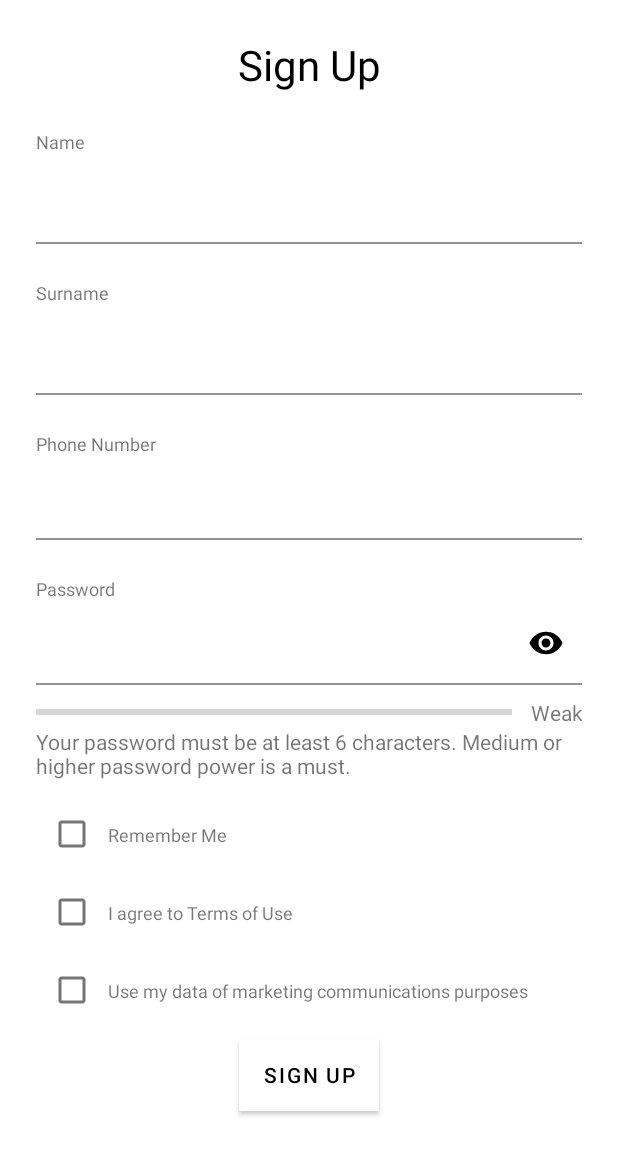
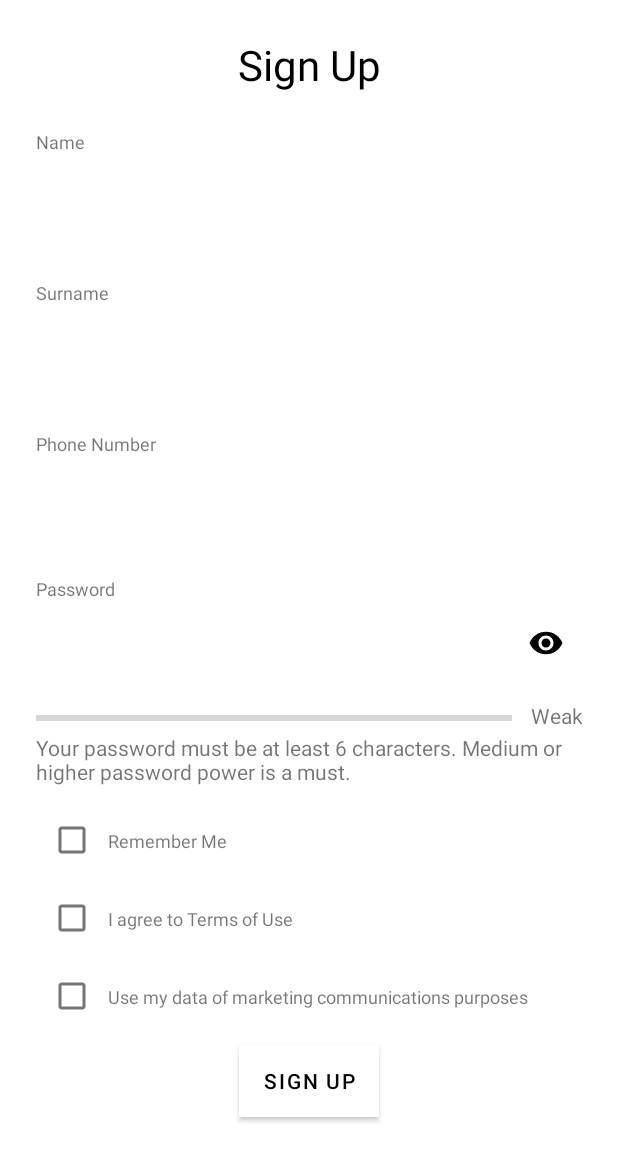
Before and after one commit to Berkavc/simpleApplicationStarterTools, an Android app: the SignUpFragment screen opened through its navigation route, on a phone screen of 412 x 824 dp. Shown: the top 1161 px of the screen. Run offline under Robolectric (Android 15) with nearby library versions, the phone set to English and light mode, and no system bars; our stand-ins replace Dagger/Hilt's generated code, Room's generated code, Timber, data binding; 1 statement that could not run was skipped.

Commit message:
Dialog Fragment initalization.

```diff
--- a/app/src/main/java/com/example/b2CFinancialApp/di/components/FragmentComponent.kt
+++ b/app/src/main/java/com/example/b2CFinancialApp/di/components/FragmentComponent.kt
@@ -3,6 +3,7 @@ package com.example.b2CFinancialApp.di.components
 import com.example.b2CFinancialApp.di.modules.FragmentModule
 import com.example.b2CFinancialApp.di.scopes.PerFragment
 import com.example.b2CFinancialApp.ui.login.LoginFragment
+import com.example.b2CFinancialApp.ui.popups.signup.TermsOfUseFragment
 import com.example.b2CFinancialApp.ui.signup.SignUpFragment
 import com.example.b2CFinancialApp.viewmodel.ViewModelModule
 import dagger.Component
@@ -17,4 +18,5 @@ interface FragmentComponent {
 
     fun inject(fragment: LoginFragment)
     fun inject(fragment: SignUpFragment)
+    fun inject(fragment: TermsOfUseFragment)
 }
--- a/app/src/main/java/com/example/b2CFinancialApp/ui/signup/SignUpFragment.kt
+++ b/app/src/main/java/com/example/b2CFinancialApp/ui/signup/SignUpFragment.kt
@@ -7,10 +7,13 @@ import android.text.TextWatcher
 import android.view.View
 import android.widget.TextView
 import android.widget.Toast
+import androidx.navigation.NavDirections
 import androidx.navigation.Navigation
 import com.example.b2CFinancialApp.R
 import com.example.b2CFinancialApp.databinding.FragmentSignUpBinding
+import com.example.b2CFinancialApp.models.signup.SignUpState
 import com.example.b2CFinancialApp.ui.BaseFragment
+import com.example.b2CFinancialApp.ui.login.LoginFragmentDirections
 import com.example.b2CFinancialApp.utils.PasswordStrength
 import com.example.b2CFinancialApp.utils.observe
 import com.example.b2CFinancialApp.utils.viewBinding
@@ -25,16 +28,48 @@ class SignUpFragment : BaseFragment(R.layout.fragment_sign_up), TextWatcher {
         super.onViewCreated(view, savedInstanceState)
         fragmentComponent().inject(this)
         signUpViewModel = viewModel(viewModelFactory) {
-            observe(passwordCheck, ::checkPassword)
-            observe(termsOfUseCheck, ::checkTermsOfUse)
+            observe(termsOfUseClicked, ::onTermsOfUseClicked)
+            observe(signUpClicked, ::onSignUpClicked)
+            observe(marketingPermissionClicked, ::onMarketingPermissionClicked)
         }
+        binding.lifecycleOwner = this
+        binding.viewModel = signUpViewModel
         arrangeUI()
     }
 
+    private fun onSignUpClicked(signUpClicked: Boolean?) {
+        if(signUpClicked == true) {
+            if (signUpViewModel.passwordCheck.value == true && binding.checkboxTermsOfUse.isChecked) {
+                if (binding.checkboxRememberMe.isChecked) {
+                    navigateToNextFragment(SignUpFragmentDirections.actionFromSignUpToLogin(
+                            binding.editTextPhoneNumber.text.toString()))
+                } else {
+                    navigateToNextFragment(SignUpFragmentDirections.actionFromSignUpToLogin())
+                }
+            } else {
+                if (signUpViewModel.passwordCheck.value == false) {
+                    Toast.makeText(context, "Your password is too weak to continue!", Toast.LENGTH_SHORT).show()
+                }
+                else {
+                    Toast.makeText(context, "Please read and check Terms of Use", Toast.LENGTH_SHORT).show()
+                }
+            }
+        }
+    }
+
+    private fun onTermsOfUseClicked(termsOfUseClicked: Boolean?) {
+        if (termsOfUseClicked == true){
+            navigateToNextFragment(SignUpFragmentDirections.actionSignUpFragmentToTermsOfUseFragment())
+        }
+    }
+
+    private fun onMarketingPermissionClicked(marketingPermissionClicked: Boolean?) {
+        if (marketingPermissionClicked == true) {
+            navigateToNextFragment(SignUpFragmentDirections.actionSignUpFragmentToTermsOfUseFragment())
+        }
+    }
+
     private fun arrangeUI() {
-        // Get argument from fragment
-        // val args = MainFragmentArgs.fromBundle(requireArguments()).myArg
-        // binding.textViewFragmentDummyTitle.text = args.toString()
         val password = binding.editTextPassword
         val termsOfUsageCheckbox = binding.checkboxTermsOfUse
         val rememberMeCheckbox = binding.checkboxRememberMe
@@ -51,41 +86,6 @@ class SignUpFragment : BaseFragment(R.layout.fragment_sign_up), TextWatcher {
             if (isChecked) {
                 signUpViewModel.rememberMeCheck.value = true
             }
-        }
-
-        binding.buttonSignUp.setOnClickListener {
-            if (signUpViewModel.passwordCheck.value == true && signUpViewModel.termsOfUseCheck.value == true) {
-                if (signUpViewModel.rememberMeCheck.value == true) {
-                    val action =
-                        SignUpFragmentDirections.actionFromSignUpToLogin(
-                            binding.editTextPhoneNumber.text.toString()
-                        )
-                    Navigation.findNavController(it).navigate(action)
-                } else {
-                    val action =
-                        SignUpFragmentDirections.actionFromSignUpToLogin()
-                    Navigation.findNavController(it).navigate(action)
-                }
-            } else {
-                if (signUpViewModel.passwordCheck.value == false) {
-                    Toast.makeText(context, "Your password is too weak to continue!", Toast.LENGTH_SHORT).show()
-                }
-                else {
-                    Toast.makeText(context, "Please read and check Terms of Use", Toast.LENGTH_SHORT).show()
-                }
-            }
-        }
-    }
-
-    private fun checkPassword(checkPasswordControl: Boolean?) {
-        if (checkPasswordControl == true) {
-
-        }
-    }
-
-    private fun checkTermsOfUse(checkTermsOfUseControl: Boolean?) {
-        if (checkTermsOfUseControl == true) {
-
         }
     }
 
@@ -119,13 +119,13 @@ class SignUpFragment : BaseFragment(R.layout.fragment_sign_up), TextWatcher {
 
         progressBar.progressDrawable.setColorFilter(str.color, android.graphics.PorterDuff.Mode.SRC_IN)
         when {
-            context?.let { str.getText(it) } == "Weak" -> {
+            context?.let { str.getText(it) } == SignUpState.WEAK.value -> {
                 progressBar.progress = 25
             }
-            context?.let { str.getText(it) } == "Medium" -> {
+            context?.let { str.getText(it) } == SignUpState.MEDIUM.value -> {
                 progressBar.progress = 50
             }
-            context?.let { str.getText(it) } == "Strong" -> {
+            context?.let { str.getText(it) } == SignUpState.STRONG.value -> {
                 progressBar.progress = 75
             }
             else -> {
@@ -134,4 +134,10 @@ class SignUpFragment : BaseFragment(R.layout.fragment_sign_up), TextWatcher {
         }
     }
 
+    private fun navigateToNextFragment(action: NavDirections) {
+        view?.let { view ->
+            Navigation.findNavController(view).navigate(action)
+        }
+    }
+
 }
--- a/app/src/main/java/com/example/b2CFinancialApp/ui/signup/SignUpViewModel.kt
+++ b/app/src/main/java/com/example/b2CFinancialApp/ui/signup/SignUpViewModel.kt
@@ -17,6 +17,21 @@ class SignUpViewModel @Inject constructor(
     var termsOfUseCheck = MutableLiveData<Boolean>().default(false)
     var rememberMeCheck = MutableLiveData<Boolean>().default(false)
 
+    var termsOfUseClicked = MutableLiveData<Boolean>().default(false)
+    var signUpClicked = MutableLiveData<Boolean>().default(false)
+    var marketingPermissionClicked = MutableLiveData<Boolean>().default(false)
 
 
+    fun termsOfUseClicked() {
+        termsOfUseClicked.postValue(true)
+    }
+
+    fun signUpClicked() {
+        signUpClicked.postValue(true)
+    }
+
+    fun marketingPermissionClicked() {
+        marketingPermissionClicked.postValue(true)
+    }
+
 }
--- a/app/src/main/res/layout/fragment_sign_up.xml
+++ b/app/src/main/res/layout/fragment_sign_up.xml
@@ -50,6 +50,10 @@
         android:id="@+id/textInputName"
         android:layout_width="match_parent"
         android:layout_height="wrap_content"
+        android:background="@drawable/bg_login_fields"
+        app:boxStrokeWidth="0dp"
+        app:boxStrokeWidthFocused="0dp"
+        android:layout_marginHorizontal="24dp"
         app:layout_constraintTop_toBottomOf="@+id/signUpNameTitle">
 
         <EditText
@@ -57,8 +61,7 @@
             android:layout_width="match_parent"
             android:layout_height="wrap_content"
             android:layout_marginTop="4dp"
-            android:background="@color/white"
-            android:layout_marginHorizontal="24dp"
+            android:background="@drawable/bg_login_fields"
             app:layout_constraintTop_toBottomOf="@+id/signUpNameTitle"
             app:layout_constraintStart_toStartOf="parent"
             app:layout_constraintEnd_toEndOf="parent">
@@ -82,6 +85,10 @@
         android:id="@+id/textInputSurname"
         android:layout_width="match_parent"
         android:layout_height="wrap_content"
+        app:boxStrokeWidth="0dp"
+        app:boxStrokeWidthFocused="0dp"
+        android:background="@drawable/bg_login_fields"
+        android:layout_marginHorizontal="24dp"
         app:layout_constraintTop_toBottomOf="@+id/signUpNameSurnameTitle">
 
         <EditText
@@ -89,7 +96,6 @@
             android:layout_width="match_parent"
             android:layout_height="wrap_content"
             android:layout_marginTop="4dp"
-            android:layout_marginHorizontal="24dp"
             android:background="@color/white"
             app:layout_constraintTop_toBottomOf="@+id/signUpNameSurnameTitle"
             app:layout_constraintStart_toStartOf="parent"
@@ -114,6 +120,10 @@
         android:id="@+id/textInputPhoneNumber"
         android:layout_width="match_parent"
         android:layout_height="wrap_content"
+        app:boxStrokeWidth="0dp"
+        app:boxStrokeWidthFocused="0dp"
+        android:layout_marginHorizontal="24dp"
+        android:background="@drawable/bg_login_fields"
         app:layout_constraintTop_toBottomOf="@+id/signUpNamePhoneNumberTitle">
 
         <EditText
@@ -121,7 +131,6 @@
             android:layout_width="match_parent"
             android:layout_height="wrap_content"
             android:background="@color/white"
-            android:layout_marginHorizontal="24dp"
             app:layout_constraintTop_toBottomOf="@+id/signUpNamePhoneNumberTitle"
             app:layout_constraintStart_toStartOf="parent"
             app:layout_constraintEnd_toEndOf="parent">
@@ -147,6 +156,10 @@
         android:layout_height="wrap_content"
         app:layout_constraintTop_toBottomOf="@+id/signUpNamePasswordTitle"
         app:passwordToggleEnabled="true"
+        app:boxStrokeWidth="0dp"
+        app:boxStrokeWidthFocused="0dp"
+        android:layout_marginHorizontal="24dp"
+        android:background="@drawable/bg_login_fields"
         app:passwordToggleTint="@android:color/black">
 
         <com.google.android.material.textfield.TextInputEditText
@@ -156,7 +169,6 @@
             android:background="@color/white"
             android:inputType="textPassword"
             android:gravity="left"
-            android:layout_marginHorizontal="24dp"
             android:textColor="@color/black"
             app:layout_constraintTop_toBottomOf="@+id/signUpNamePasswordTitle"
             app:layout_constraintStart_toStartOf="parent"
@@ -174,9 +186,9 @@
         android:maxHeight="20dip"
         android:minHeight="20dip"
         android:progress="0"
-        android:layout_marginTop="8dp"
-        android:layout_marginStart="24dp"
         android:layout_marginEnd="12dp"
+        android:layout_marginBottom="12dp"
+        android:layout_marginTop="12dp"
         app:layout_constraintEnd_toStartOf="@+id/password_strength"
         app:layout_constraintStart_toStartOf="@+id/textInputPassword"
         app:layout_constraintTop_toBottomOf="@+id/textInputPassword" />
@@ -188,7 +200,6 @@
         android:gravity="center_horizontal"
         android:text="Weak"
         android:layout_marginTop="8dp"
-        android:layout_marginEnd="24dp"
         app:layout_constraintBottom_toBottomOf="@+id/progressBar"
         app:layout_constraintEnd_toEndOf="@+id/textInputPassword"
         app:layout_constraintTop_toBottomOf="@+id/textInputPassword" />
@@ -241,6 +252,7 @@
         android:layout_width="wrap_content"
         android:layout_height="wrap_content"
         android:textSize="12sp"
+        android:onClick="@{() -> viewModel.termsOfUseClicked()}"
         android:text="I agree to Terms of Use"
         app:layout_constraintBottom_toBottomOf="@+id/checkboxTermsOfUse"
         app:layout_constraintTop_toTopOf="@+id/checkboxTermsOfUse"
@@ -265,6 +277,7 @@
         android:layout_height="wrap_content"
         android:textSize="12sp"
         android:text="Use my data of marketing communications purposes"
+        android:onClick="@{() -> viewModel.marketingPermissionClicked()}"
         app:layout_constraintBottom_toBottomOf="@+id/checkboxMarketingCommunication"
         app:layout_constraintTop_toTopOf="@+id/checkboxMarketingCommunication"
         app:layout_constraintStart_toEndOf="@+id/checkboxMarketingCommunication">
@@ -277,6 +290,7 @@
         android:layout_marginTop="24dp"
         android:background="@color/white"
         android:textColor="@color/black"
+        android:onClick="@{() -> viewModel.signUpClicked()}"
         android:text="SIGN UP"
         app:layout_constraintStart_toStartOf="parent"
         app:layout_constraintEnd_toEndOf="parent"
--- a/app/src/main/res/navigation/mobile_navigation.xml
+++ b/app/src/main/res/navigation/mobile_navigation.xml
@@ -13,7 +13,9 @@
         tools:layout="@layout/fragment_login" >
         <action
             android:id="@+id/action_from_login_to_login"
-            app:destination="@id/loginFragment" />
+            app:destination="@id/loginFragment"
+            app:enterAnim="@anim/fragment_fade_enter"
+            app:exitAnim="@anim/fragment_close_exit" />
         <action
             android:id="@+id/action_from_login_to_sign_up"
             app:destination="@id/signUpFragment" />
@@ -37,7 +39,15 @@
             android:name="signUpPhoneNumber"
             app:argType="string"
             android:defaultValue="" />
+        <action
+            android:id="@+id/action_signUpFragment_to_termsOfUseFragment"
+            app:destination="@id/termsOfUseFragment" />
     </fragment>
+
+    <dialog
+        android:id="@+id/termsOfUseFragment"
+        android:name="com.example.b2CFinancialApp.ui.popups.signup.TermsOfUseFragment"
+        android:label="TermsOfUseFragment" />
 
 
 </navigation>
```
Also changed, not shown: app/src/main/java/com/example/b2CFinancialApp/models/signup/SignUpState.kt (added, +8 -0 lines), app/src/main/java/com/example/b2CFinancialApp/ui/BaseDialogFragment.kt (added, +34 -0 lines), app/src/main/java/com/example/b2CFinancialApp/ui/popups/signup/TermsOfUseFragment.kt (added, +33 -0 lines), app/src/main/java/com/example/b2CFinancialApp/ui/popups/signup/TermsOfUseViewModel.kt (added, +15 -0 lines), app/src/main/java/com/example/b2CFinancialApp/viewmodel/ViewModelModule.kt (+7 -0 lines), app/src/main/res/layout/dialog_terms_of_use.xml (added, +32 -0 lines).
